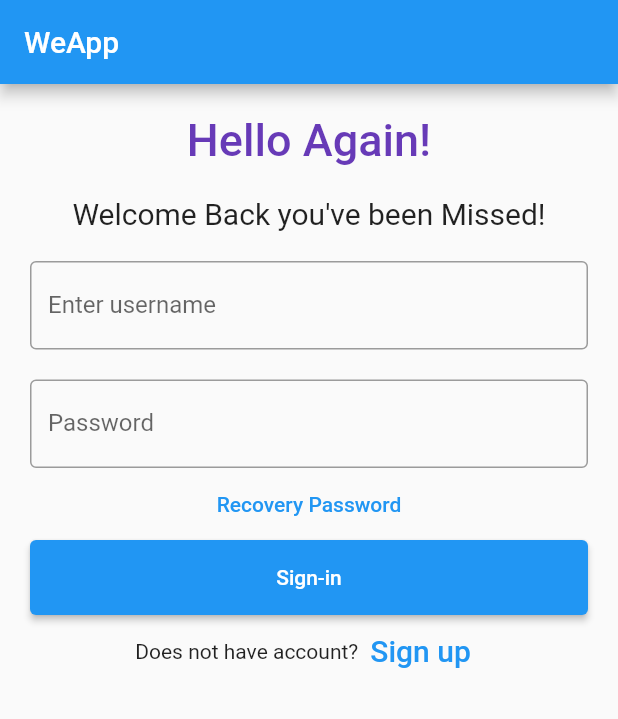
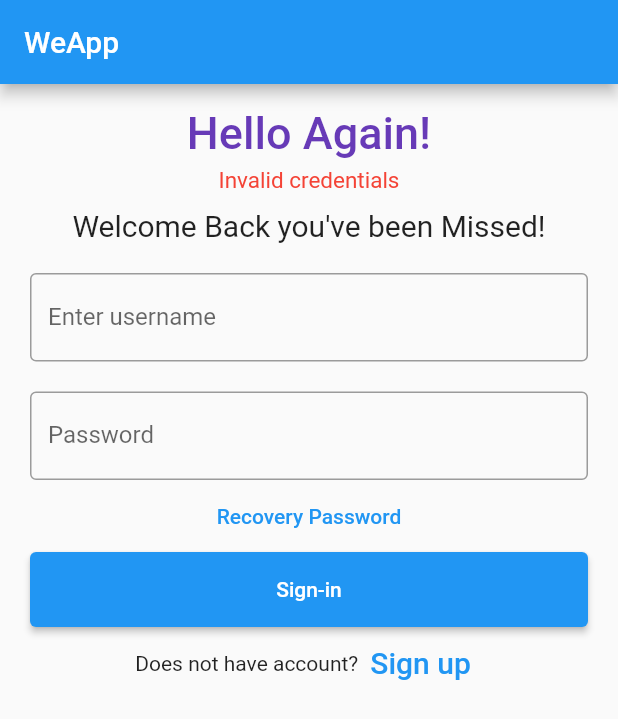
Before and after one commit to akankshsinhaa/login_api_task, a Flutter app: the screen it shows after launch, after a tap on "Sign-in", on a phone screen of 412 x 824 dp. Shown: the top 719 px of the screen. Run offline on Flutter 3.47's test engine with Material 2 defaults, Android fonts, the light colour scheme and no system bars.

Commit message:
+ moved login screen to a separate file + added Invalid credential indicator + added file for second screen and basic setup + Routed from login screen to second screen

```diff
--- a/lib/main.dart
+++ b/lib/main.dart
@@ -1,107 +1,11 @@
 import 'package:flutter/material.dart';
+import 'screens/login_screen.dart';
 
 void main() {
-  runApp(MaterialApp(
-    home: MyApp(),
-  ));
+  runApp(myApp);
 }
 
-class MyApp extends StatefulWidget {
-  @override
-  _State createState() => _State();
-}
-
-class _State extends State<MyApp> {
-  TextEditingController nameController = TextEditingController();
-  TextEditingController passwordController = TextEditingController();
-
-  get style => null;
-
-  @override
-  Widget build(BuildContext context) {
-    return Scaffold(
-        appBar: AppBar(
-          title: Text('WeApp'),
-        ),
-        body: Padding(
-            padding: EdgeInsets.all(10),
-            child: ListView(
-              children: <Widget>[
-                Container(
-                    alignment: Alignment.center,
-                    padding: EdgeInsets.all(10),
-                    child: Text(
-                      'Hello Again!',
-                      style: TextStyle(
-                          color: Colors.deepPurple,
-                          fontWeight: FontWeight.w500,
-                          fontSize: 30),
-                    )),
-                Container(
-                    alignment: Alignment.center,
-                    padding: EdgeInsets.all(10),
-                    child: Text(
-                      "Welcome Back you've been Missed!",
-                      style: TextStyle(fontSize: 20),
-                    )),
-                Container(
-                  padding: EdgeInsets.all(10),
-                  child: TextField(
-                    controller: nameController,
-                    decoration: InputDecoration(
-                      border: OutlineInputBorder(),
-                      labelText: 'Enter username',
-                    ),
-                  ),
-                ),
-                Container(
-                  padding: EdgeInsets.fromLTRB(10, 10, 10, 0),
-                  child: TextField(
-                    obscureText: true,
-                    controller: passwordController,
-                    decoration: InputDecoration(
-                      border: OutlineInputBorder(),
-                      labelText: 'Password',
-                    ),
-                  ),
-                ),
-                TextButton(
-                  onPressed: () {
-                    //forgot password screen
-                  },
-                  style: style,
-                  child: Text('Recovery Password'),
-                ),
-                Container(
-                  height: 50,
-                  padding: EdgeInsets.fromLTRB(10, 0, 10, 0),
-                  child: ElevatedButton(
-                    style: style,
-                    child: const Text('Sign-in'),
-                    onPressed: () {
-                      print(nameController.text);
-                      print(passwordController.text);
-                    },
-                  ),
-                ),
-                Container(
-                    child: Row(
-                      children: <Widget>[
-                        Text('Does not have account?'),
-                        TextButton(
-                          style: style,
-                          child: Text(
-                            'Sign up',
-                            style: TextStyle(fontSize: 20),
-                          ),
-                          onPressed: () {
-                            //signup screen
-                          },
-                        )
-                      ],
-                      mainAxisAlignment: MainAxisAlignment.center,
-                    ))
-              ],
-            )));
-  }
-}
+MaterialApp myApp = const MaterialApp(
+  home: Login(),
+  debugShowCheckedModeBanner: false,
+);
--- a/lib/screens/login_screen.dart
+++ b/lib/screens/login_screen.dart
@@ -0,0 +1,129 @@
+import 'package:flutter/material.dart';
+import 'second_screen.dart';
+
+class Login extends StatefulWidget {
+  const Login({Key? key}) : super(key: key);
+
+  @override
+  State<Login> createState() {
+    return _LoginState();
+  }
+}
+
+class _LoginState extends State<Login> {
+  String invalidCred = "";
+  TextEditingController nameController = TextEditingController();
+  TextEditingController passwordController = TextEditingController();
+
+  get style => null;
+
+  @override
+  Widget build(BuildContext context) {
+    return Scaffold(
+      appBar: AppBar(
+        title: const Text('WeApp'),
+      ),
+      body: Padding(
+        padding: const EdgeInsets.all(10),
+        child: ListView(
+          children: <Widget>[
+            Container(
+              alignment: Alignment.center,
+              padding: const EdgeInsets.all(5),
+              child: const Text(
+                'Hello Again!',
+                style: TextStyle(
+                    color: Colors.deepPurple,
+                    fontWeight: FontWeight.w500,
+                    fontSize: 30),
+              ),
+            ),
+            Center(
+              child: Text(
+                invalidCred,
+                style: const TextStyle(
+                  color: Colors.red,
+                  fontSize: 15,
+                ),
+              ),
+            ),
+            Container(
+              alignment: Alignment.center,
+              padding: const EdgeInsets.all(10),
+              child: const Text(
+                "Welcome Back you've been Missed!",
+                style: TextStyle(fontSize: 20),
+              ),
+            ),
+            Container(
+              padding: const EdgeInsets.all(10),
+              child: TextField(
+                controller: nameController,
+                decoration: const InputDecoration(
+                  border: OutlineInputBorder(),
+                  labelText: 'Enter username',
+                ),
+              ),
+            ),
+            Container(
+              padding: const EdgeInsets.fromLTRB(10, 10, 10, 0),
+              child: TextField(
+                obscureText: true,
+                controller: passwordController,
+                decoration: const InputDecoration(
+                  border: OutlineInputBorder(),
+                  labelText: 'Password',
+                ),
+              ),
+            ),
+            TextButton(
+              onPressed: () {
+                //forgot password screen
+              },
+              style: style,
+              child: const Text('Recovery Password'),
+            ),
+            Container(
+              height: 50,
+              padding: const EdgeInsets.fromLTRB(10, 0, 10, 0),
+              child: ElevatedButton(
+                style: style,
+                child: const Text('Sign-in'),
+                onPressed: () {
+                  if (nameController.text == "" ||
+                      passwordController.text == "") {
+                    invalidCred = "Invalid credentials";
+                    setState(() {});
+                  } else {
+                    Navigator.push(
+                      context,
+                      MaterialPageRoute(
+                        builder: (context) => const SecondScreen(),
+                      ),
+                    );
+                  }
+                },
+              ),
+            ),
+            Row(
+              children: <Widget>[
+                const Text('Does not have account?'),
+                TextButton(
+                  style: style,
+                  child: const Text(
+                    'Sign up',
+                    style: TextStyle(fontSize: 20),
+                  ),
+                  onPressed: () {
+                    //signup screen
+                  },
+                )
+              ],
+              mainAxisAlignment: MainAxisAlignment.center,
+            ),
+          ],
+        ),
+      ),
+    );
+  }
+}
--- /dev/null
+++ b/lib/screens/second_screen.dart
@@ -0,0 +1,14 @@
+import 'package:flutter/material.dart';
+import 'login_screen.dart';
+
+class SecondScreen extends StatelessWidget {
+  const SecondScreen({Key? key}) : super(key: key);
+
+  @override
+  Widget build(BuildContext context) {
+    return Scaffold(
+      appBar: AppBar(title: const Text("Second Screen")),
+      body: const Text("This is the second screen"),
+    );
+  }
+}
```
Also changed, not shown: 1 other file.
